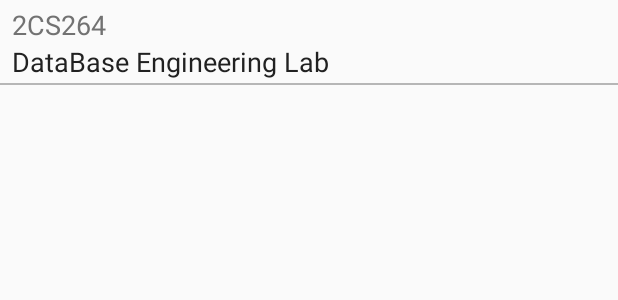
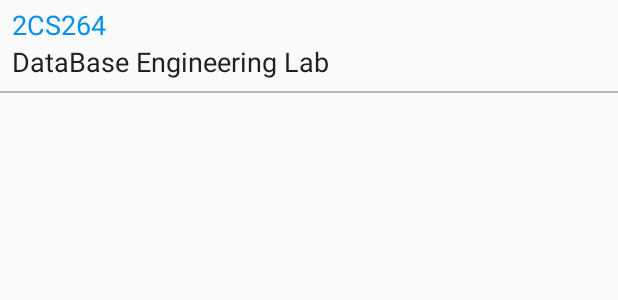
Before and after one commit to nikamanish007/Notapp, an Android app: the layout course_item.xml on its own in the app's theme, with its tools: preview values and no code run, on a phone screen of 412 x 824 dp. Shown: the top 300 px of the screen. Run offline under Robolectric (Android 15) with nearby library versions, the phone set to English and light mode, and no system bars.

Commit message:
Attendance Finishing

```diff
--- a/app/src/main/res/layout/course_item.xml
+++ b/app/src/main/res/layout/course_item.xml
@@ -8,21 +8,12 @@
     android:background="@color/transperent"
     >
 
-<!--<android.support.v7.widget.CardView
-    xmlns:android="http://schemas.android.com/apk/res/android"
-    xmlns:card_view="http://schemas.android.com/apk/res-auto"
-    android:layout_width="match_parent"
-    android:layout_height="wrap_content"
-    card_view:cardUseCompatPadding="false"
-    card_view:cardCornerRadius="0dp"
-    android:background="@color/colorPrimaryLight"
-    > -->
     <LinearLayout
         android:layout_width="match_parent"
         android:layout_height="wrap_content"
         android:orientation="vertical"
         android:paddingTop="4dp"
-        android:paddingBottom="2dp"
+        android:paddingBottom="7dp"
         android:paddingLeft="8dp"
         android:paddingRight="2dp"
         >
@@ -32,7 +23,7 @@
             android:text="2CS264"
             android:fontFamily="sans-serif"
             android:textStyle="normal"
-            android:textColor="@color/textSecondary"
+            android:textColor="@color/colorAccent"
             android:textAppearance="?android:attr/textAppearanceMedium"
             android:layout_width="wrap_content"
             android:layout_height="wrap_content" />
@@ -66,6 +57,4 @@
         android:layout_height="1dp"
         android:background="@color/colorDivider"/>
 
-<!--</android.support.v7.widget.CardView>  -->
-
 </LinearLayout>
```
